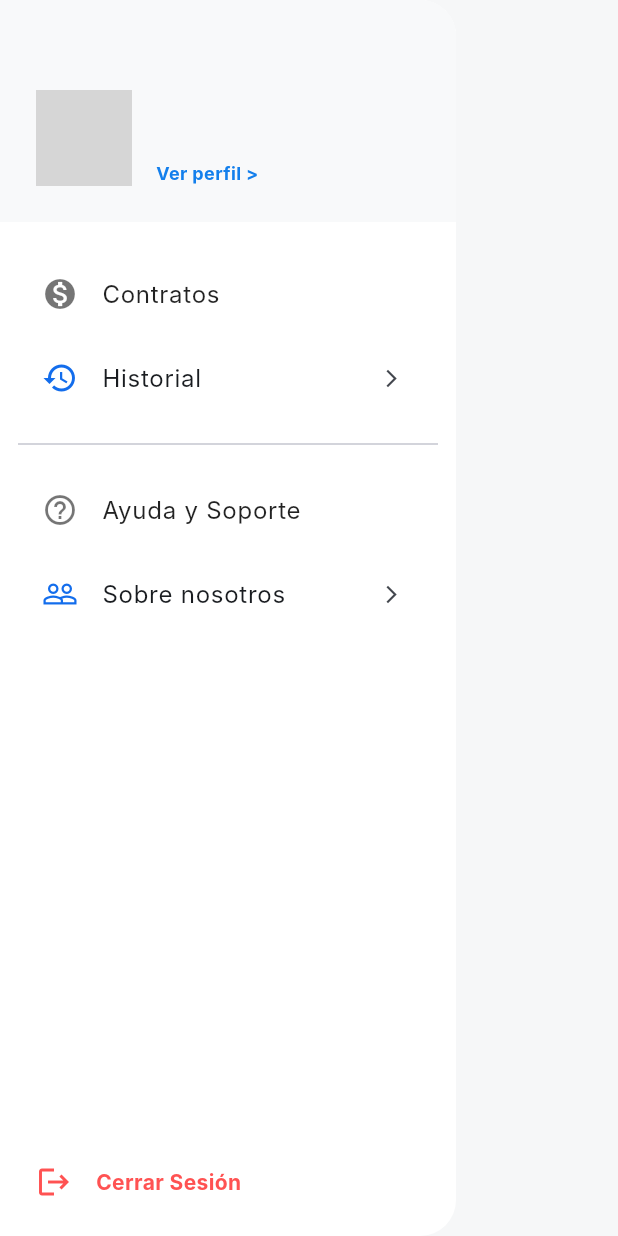
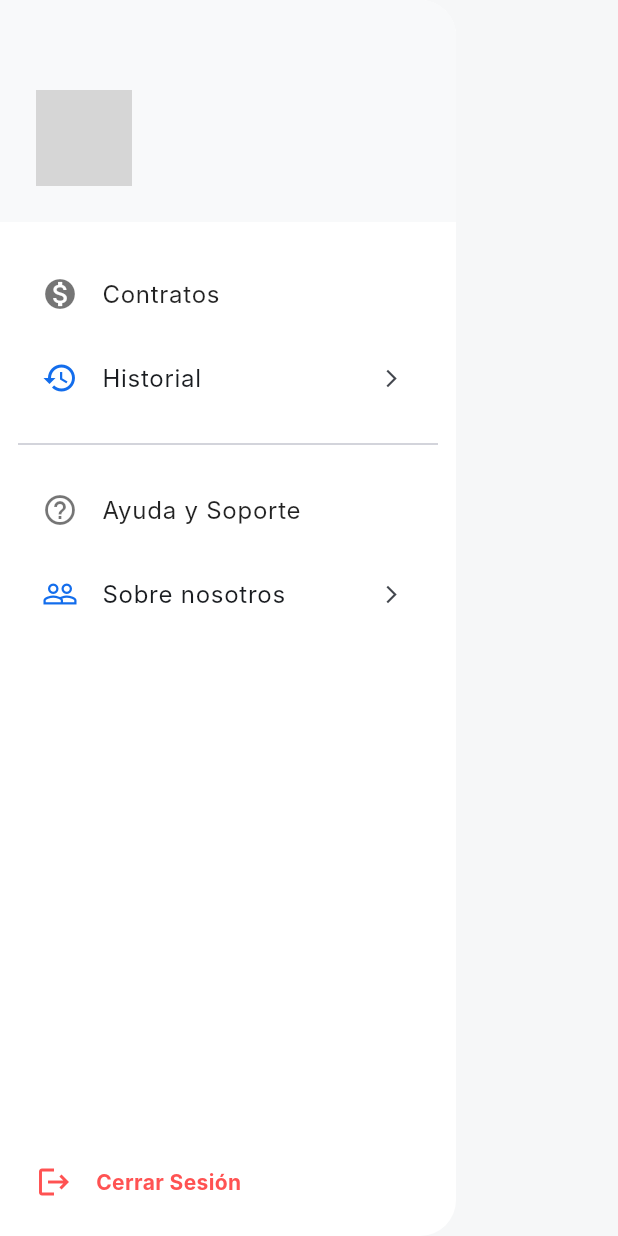
Before and after one commit to MaTeOgECode/MarketServiceApp, a Flutter app: the AppDrawer widget shown alone on an empty page, opened directly, on a phone screen of 412 x 824 dp. Run offline on Flutter 3.47's test engine with Material 3 defaults, Android fonts, the phone set to English and light mode, and no system bars; our stand-ins replace cloud_firestore, firebase_auth, firebase_core, firebase_storage, image_picker; accounts and stored records are empty; network calls fail; Roboto replaces fonts that are missing (Inter); grey boxes are pictures that could not be loaded.

Commit message:
Perfil y otras cosas

```diff
--- a/lib/widgets/app_drawer.dart
+++ b/lib/widgets/app_drawer.dart
@@ -48,10 +48,8 @@ class AppDrawer extends StatelessWidget {
                       decoration: BoxDecoration(
                         shape: BoxShape.circle,
                         border: Border.all(color: primaryColor, width: 2),
-                        image: const DecorationImage(
-                          image: NetworkImage(
-                            'https://via.placeholder.com/150',
-                          ),
+                        image: DecorationImage(
+                          image: NetworkImage(snapshot.data?.fotoUrl ?? ''),
                           fit: BoxFit.cover,
                         ),
                       ),
@@ -77,15 +75,6 @@ class AppDrawer extends StatelessWidget {
                               color: isDark ? Colors.white70 : Colors.black54,
                             ),
                             overflow: TextOverflow.ellipsis,
-                          ),
-                          const SizedBox(height: 4),
-                          const Text(
-                            'Ver perfil >',
-                            style: TextStyle(
-                              color: primaryColor,
-                              fontWeight: FontWeight.bold,
-                              fontSize: 12,
-                            ),
                           ),
                         ],
                       ),
```
Also changed, not shown: lib/pages/editarPerfil_page.dart (added, +103 -0 lines), lib/pages/perfil_page.dart (+21 -5 lines).
